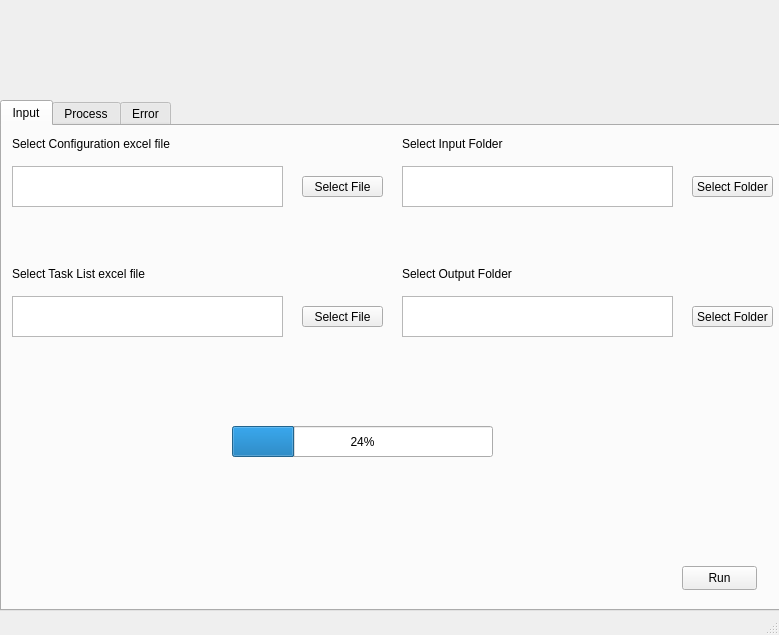
Unmask06/rotalysis, file gui/ui/main_window.ui: the form before one commit.
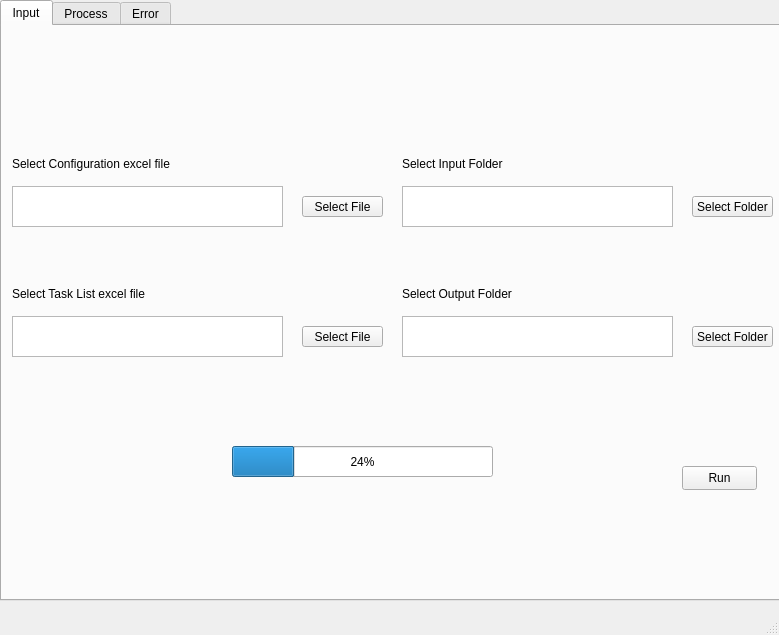
The form after the commit. Icons and pictures are not drawn.

What changed in the file:
```diff
--- a/gui/ui/main_window.ui
+++ b/gui/ui/main_window.ui
@@ -18,14 +18,17 @@
     <property name="geometry">
      <rect>
       <x>0</x>
-      <y>100</y>
+      <y>0</y>
       <width>781</width>
-      <height>511</height>
+      <height>601</height>
      </rect>
     </property>
     <property name="currentIndex">
      <number>0</number>
     </property>
+    <property name="tabsClosable">
+     <bool>false</bool>
+    </property>
     <widget class="QWidget" name="tabInput">
      <attribute name="title">
       <string>Input</string>
@@ -34,7 +37,7 @@
       <property name="geometry">
        <rect>
         <x>10</x>
-        <y>40</y>
+        <y>160</y>
         <width>271</width>
         <height>41</height>
        </rect>
@@ -44,7 +47,7 @@
       <property name="geometry">
        <rect>
         <x>400</x>
-        <y>140</y>
+        <y>260</y>
         <width>261</width>
         <height>16</height>
        </rect>
@@ -57,7 +60,7 @@
       <property name="geometry">
        <rect>
         <x>690</x>
-        <y>50</y>
+        <y>170</y>
         <width>81</width>
         <height>21</height>
        </rect>
@@ -70,7 +73,7 @@
       <property name="geometry">
        <rect>
         <x>690</x>
-        <y>180</y>
+        <y>300</y>
         <width>81</width>
         <height>21</height>
        </rect>
@@ -83,7 +86,7 @@
       <property name="geometry">
        <rect>
         <x>300</x>
-        <y>50</y>
+        <y>170</y>
         <width>81</width>
         <height>21</height>
        </rect>
@@ -96,7 +99,7 @@
       <property name="geometry">
        <rect>
         <x>10</x>
-        <y>140</y>
+        <y>260</y>
         <width>261</width>
         <height>16</height>
        </rect>
@@ -109,7 +112,7 @@
       <property name="geometry">
        <rect>
         <x>10</x>
-        <y>10</y>
+        <y>130</y>
         <width>261</width>
         <height>16</height>
        </rect>
@@ -122,7 +125,7 @@
       <property name="geometry">
        <rect>
         <x>10</x>
-        <y>170</y>
+        <y>290</y>
         <width>271</width>
         <height>41</height>
        </rect>
@@ -132,7 +135,7 @@
       <property name="geometry">
        <rect>
         <x>400</x>
-        <y>170</y>
+        <y>290</y>
         <width>271</width>
         <height>41</height>
        </rect>
@@ -142,7 +145,7 @@
       <property name="geometry">
        <rect>
         <x>400</x>
-        <y>10</y>
+        <y>130</y>
         <width>261</width>
         <height>16</height>
        </rect>
@@ -155,7 +158,7 @@
       <property name="geometry">
        <rect>
         <x>300</x>
-        <y>180</y>
+        <y>300</y>
         <width>81</width>
         <height>21</height>
        </rect>
@@ -168,7 +171,7 @@
       <property name="geometry">
        <rect>
         <x>400</x>
-        <y>40</y>
+        <y>160</y>
         <width>271</width>
         <height>41</height>
        </rect>
@@ -191,7 +194,7 @@
       <property name="geometry">
        <rect>
         <x>230</x>
-        <y>300</y>
+        <y>420</y>
         <width>261</width>
         <height>31</height>
        </rect>
@@ -200,6 +203,44 @@
        <number>24</number>
       </property>
      </widget>
+     <widget class="QLabel" name="label_5">
+      <property name="geometry">
+       <rect>
+        <x>10</x>
+        <y>10</y>
+        <width>81</width>
+        <height>111</height>
+       </rect>
+      </property>
+      <property name="text">
+       <string/>
+      </property>
+      <property name="pixmap">
+       <pixmap>../resources/ADNOC.png</pixmap>
+      </property>
+      <property name="scaledContents">
+       <bool>true</bool>
+      </property>
+     </widget>
+     <widget class="QLabel" name="label_11">
+      <property name="geometry">
+       <rect>
+        <x>650</x>
+        <y>10</y>
+        <width>111</width>
+        <height>111</height>
+       </rect>
+      </property>
+      <property name="text">
+       <string/>
+      </property>
+      <property name="pixmap">
+       <pixmap>../resources/Bilfinger.jpg</pixmap>
+      </property>
+      <property name="scaledContents">
+       <bool>true</bool>
+      </property>
+     </widget>
     </widget>
     <widget class="QWidget" name="tabProcess">
      <attribute name="title">
```
Left out of the diff: 6 changed lines with no effect on the pictures.
